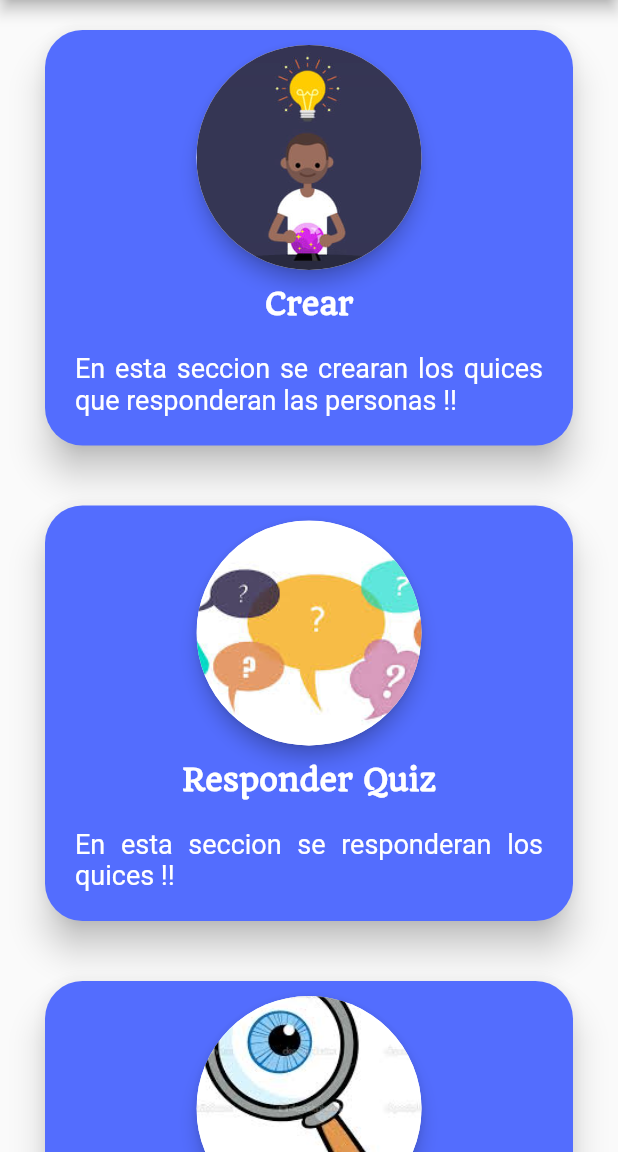
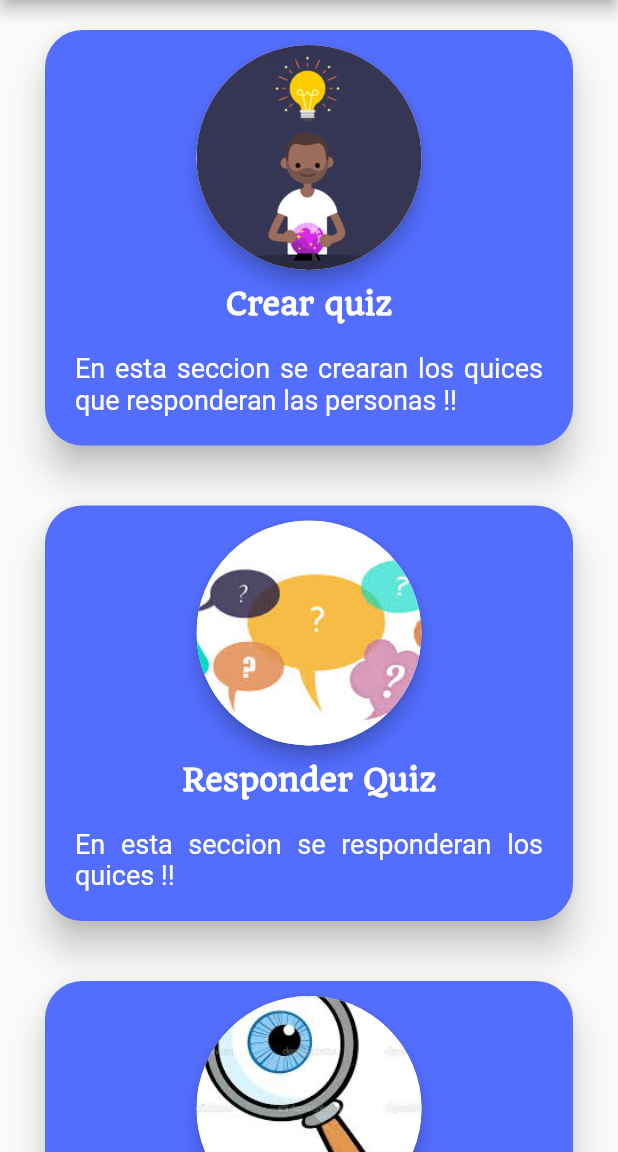
Before and after one commit to Sofiavargas681/flutter-quiz-master, a Flutter app: the screen it shows after launch, on a phone screen of 412 x 824 dp, the part 84-1236 px from its top. Run offline on Flutter 3.47's test engine with Material 2 defaults, Android fonts, the phone set to English and light mode, and no system bars; Roboto replaces fonts that are missing (Alike); project files that could hold a hidden picture were left out.

Commit message:
initial create quiz

```diff
--- /dev/null
+++ b/lib/classes/quiz.dart
@@ -0,0 +1,25 @@
+
+class quiz {
+  int id_quiz = 0;
+  String nombre = "";
+  int cant_preguntas = 0;
+  DateTime fecha_ini;
+
+  quiz(this.nombre, this.cant_preguntas, this.fecha_ini){
+    this.id_quiz = null;
+  }
+
+  quiz.fromJson(Map<String, dynamic> json)
+    : id_quiz =  json['id_quiz'],
+      nombre = json['nombre'],
+      cant_preguntas = json['cant_preguntas'],
+      fecha_ini = json['fecha_ini'];
+
+  Map<String, dynamic> toJson() =>
+  {
+    'id_quiz': id_quiz,
+    'nombre': nombre,
+    'cant_preguntas': cant_preguntas,
+    'fecha_ini': fecha_ini,
+  };
+}
--- a/lib/home.dart
+++ b/lib/home.dart
@@ -1,6 +1,9 @@
 import 'package:flutter/material.dart';
 import 'package:flutter/services.dart';
 import 'package:quizvirtual/quizpage.dart';
+
+
+
 
 class homepage extends StatefulWidget {
   @override
@@ -23,7 +26,7 @@ class _homepageState extends State<homepage> {
 
   ];
 
-  Widget customcard(String langname, String image, String des){
+  Widget customcard(String langname, String image, String des, String route){
     return Padding(
       padding: EdgeInsets.symmetric(
         vertical: 20.0,
@@ -31,12 +34,7 @@ class _homepageState extends State<homepage> {
       ),
       child: InkWell(
         onTap: (){
-          Navigator.of(context).pushReplacement(MaterialPageRoute(
-            // in changelog 1 we will pass the langname name to ther other widget class
-            // this name will be used to open a particular JSON file
-            // for a particular language
-            builder: (context) => getjson(langname),
-          ));
+          Navigator.pushNamed(context, route);
         },
         child: Material(
           color: Colors.indigoAccent,
@@ -116,9 +114,9 @@ class _homepageState extends State<homepage> {
       ),
       body: ListView(
         children: <Widget>[
-          customcard("Crear", images[0], des[0]),
-          customcard("Responder Quiz", images[1], des[1]),
-          customcard("Carrera de observacion", images[2], des[2]),
+          customcard("Crear quiz", images[0], des[0], '/createQuiz'),
+          customcard("Responder Quiz", images[1], des[1], '/answerQuiz'),
+          customcard("Carrera de observacion", images[2], des[2], '/observationRace'),
         ],
       ),
     );
--- a/lib/main.dart
+++ b/lib/main.dart
@@ -1,5 +1,7 @@
 import 'package:flutter/material.dart';
 import 'package:quizvirtual/splash.dart';
+import 'package:quizvirtual/home.dart';
+import 'package:quizvirtual/createQuiz.dart';
 
 void main() => runApp(MyApp());
 
@@ -7,6 +9,12 @@ class MyApp extends StatelessWidget {
   @override
   Widget build(BuildContext context) {
     return MaterialApp(
+      routes: {
+        // When navigating to the "/" route, build the FirstScreen widget.
+        '/home': (context) => homepage(),
+        // When navigating to the "/second" route, build the SecondScreen widget.
+        '/createQuiz': (context) => CreateQuiz(),
+      },
       debugShowCheckedModeBanner: false,
       title: "Quiz virtual",
       theme: ThemeData(
```
Also changed, not shown: lib/createQuiz.dart (added, +69 -0 lines), 5 other files.
